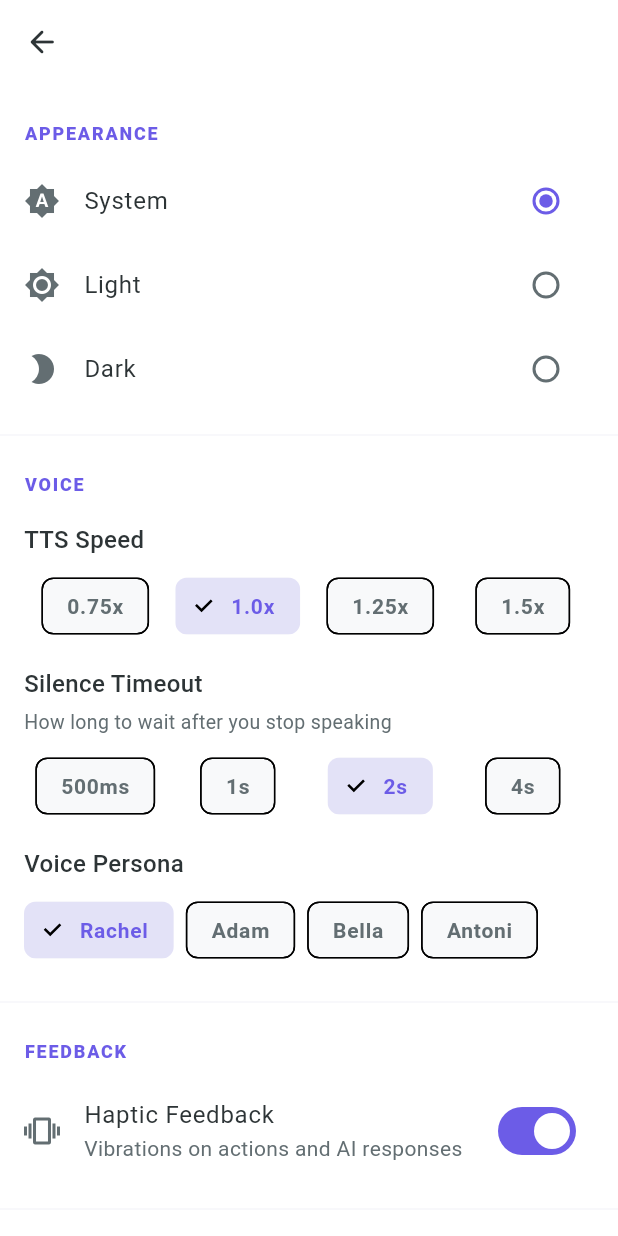
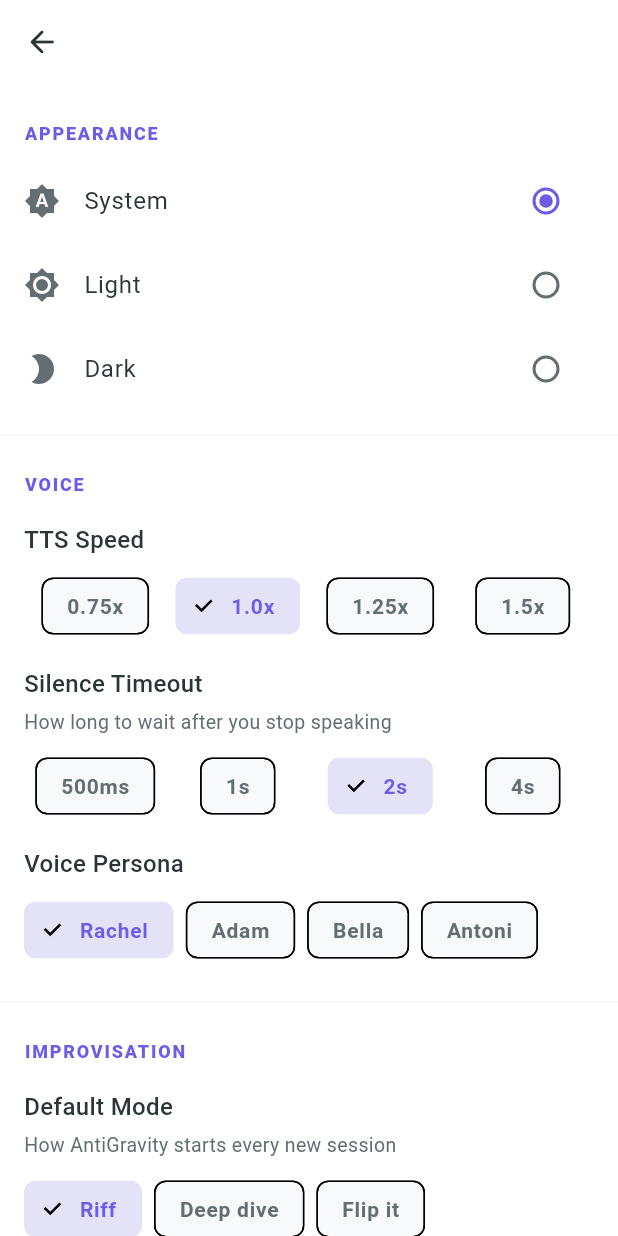
Before and after one commit to zubairansari-codes/antiGravity, a Flutter app: the SettingsScreen screen opened directly, on a phone screen of 412 x 824 dp. Run offline on Flutter 3.47's test engine with Material 3 defaults, Android fonts, the phone set to English and light mode, and no system bars; our stand-ins replace connectivity_plus, dio, flutter_riverpod, flutter_secure_storage, flutter_tts, fpdart and 7 more; accounts and stored records are empty.

Commit message:
feat(presentation): default improv mode, warning banner, and summary strip
- Add persisted default ConversationMode setting
- Wire ConversationContextManager via providers
- Show soft mental-health warning banner with dismiss
- Render conversation summary strip in session
- Update VM to propagate warning/contextSummary from AIResponse

Co-Authored-By: Claude <noreply@anthropic.com>

```diff
--- a/lib/features/home/presentation/providers/settings_providers.dart
+++ b/lib/features/home/presentation/providers/settings_providers.dart
@@ -11,6 +11,7 @@ import '../../../../core/constants/voice_personas.dart';
 import '../../../onboarding/onboarding_preferences.dart';
 import '../../domain/entities/brainstorm.dart';
 import '../../domain/entities/brainstorm_category.dart';
+import '../../domain/entities/conversation_mode.dart';
 import 'daily_usage_tracker.dart';
 import 'home_viewmodel.dart';
 
@@ -231,3 +232,36 @@ class VoicePersonaNotifier extends StateNotifier<VoicePersona> {
     await box.put(_key, persona.id);
   }
 }
+
+// ── Default conversation mode ─────────────────────────────────────
+
+final defaultConversationModeProvider =
+    StateNotifierProvider<DefaultConversationModeNotifier, ConversationMode>(
+  (ref) => DefaultConversationModeNotifier(),
+);
+
+class DefaultConversationModeNotifier extends StateNotifier<ConversationMode> {
+
+  DefaultConversationModeNotifier() : super(ConversationMode.riff) {
+    _load();
+  }
+  static const String _boxName = 'settings_mode';
+  static const String _key = 'defaultConversationMode';
+
+  Future<void> _load() async {
+    final box = await Hive.openBox<String>(_boxName);
+    final value = box.get(_key);
+    if (value != null) {
+      state = ConversationMode.values.firstWhere(
+        (e) => e.name == value,
+        orElse: () => ConversationMode.riff,
+      );
+    }
+  }
+
+  Future<void> setMode(ConversationMode mode) async {
+    state = mode;
+    final box = await Hive.openBox<String>(_boxName);
+    await box.put(_key, mode.name);
+  }
+}
--- a/lib/features/home/presentation/screens/settings_screen.dart
+++ b/lib/features/home/presentation/screens/settings_screen.dart
@@ -10,6 +10,7 @@ import 'package:package_info_plus/package_info_plus.dart';
 import '../../../../core/constants/app_constants.dart';
 import '../../../../core/constants/voice_personas.dart';
 import '../../../../core/theme/app_colors.dart';
+import '../../domain/entities/conversation_mode.dart';
 import '../providers/home_viewmodel.dart';
 import '../providers/settings_providers.dart';
 
@@ -81,6 +82,16 @@ class _SettingsScreenState extends ConsumerState<SettingsScreen> {
             value: voicePersona,
             onChanged: (persona) =>
                 ref.read(voicePersonaProvider.notifier).setPersona(persona),
+          ),
+
+          const Divider(height: 32),
+
+          // ── Improvisation ──────────────────────────────────
+          const _SectionHeader('Improvisation'),
+          _DefaultModeTile(
+            value: ref.watch(defaultConversationModeProvider),
+            onChanged: (mode) =>
+                ref.read(defaultConversationModeProvider.notifier).setMode(mode),
           ),
 
           const Divider(height: 32),
@@ -401,3 +412,52 @@ class _VoicePersonaTile extends StatelessWidget {
     );
   }
 }
+
+class _DefaultModeTile extends StatelessWidget {
+
+  const _DefaultModeTile({
+    required this.value,
+    required this.onChanged,
+  });
+  final ConversationMode value;
+  final ValueChanged<ConversationMode> onChanged;
+
+  @override
+  Widget build(BuildContext context) {
+    return Padding(
+      padding: const EdgeInsets.symmetric(horizontal: 16, vertical: 8),
+      child: Column(
+        crossAxisAlignment: CrossAxisAlignment.start,
+        children: [
+          const Text(
+            'Default Mode',
+            style: TextStyle(fontSize: 16, fontWeight: FontWeight.w500),
+          ),
+          const SizedBox(height: 4),
+          const Text(
+            'How AntiGravity starts every new session',
+            style: TextStyle(fontSize: 13, color: AppColors.onSurfaceVariant),
+          ),
+          const SizedBox(height: 8),
+          Wrap(
+            spacing: 8,
+            runSpacing: 8,
+            children: ConversationMode.values.map((mode) {
+              final isSelected = mode == value;
+              return ChoiceChip(
+                label: Text(mode.label),
+                selected: isSelected,
+                onSelected: (_) => onChanged(mode),
+                selectedColor: AppColors.primary.withOpacity(0.15),
+                labelStyle: TextStyle(
+                  color: isSelected ? AppColors.primary : null,
+                  fontWeight: isSelected ? FontWeight.w700 : null,
+                ),
+              );
+            }).toList(),
+          ),
+        ],
+      ),
+    );
+  }
+}
```
Also changed, not shown: lib/features/home/presentation/providers/brainstorm_session_vm.dart (+24 -0 lines), lib/features/home/presentation/providers/providers.dart (+7 -0 lines), lib/features/home/presentation/screens/brainstorm_screen.dart (+68 -0 lines), 1 other file.
